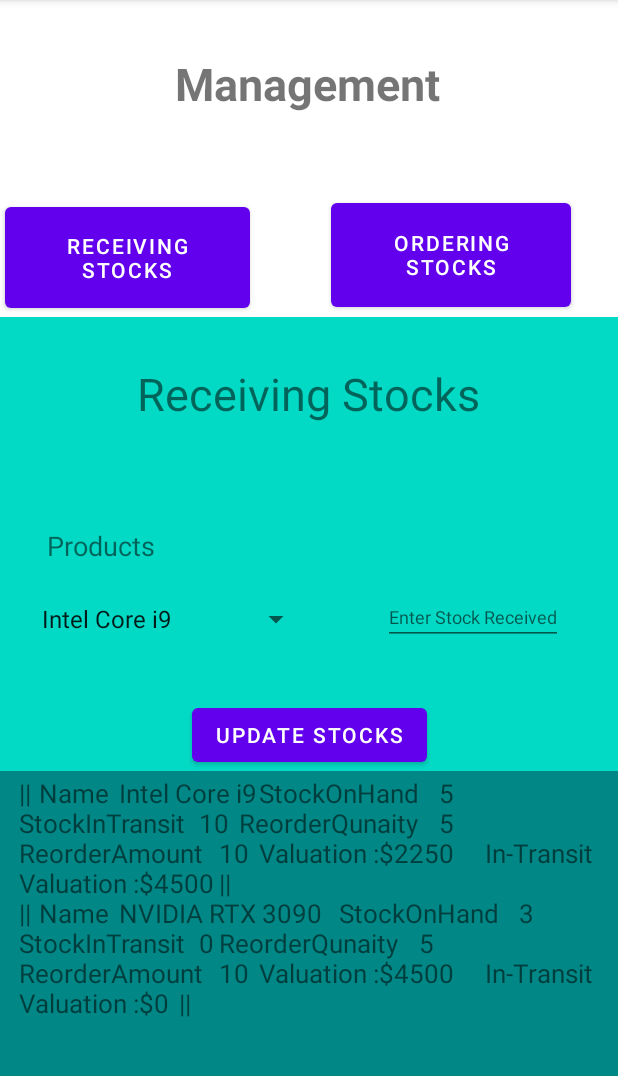
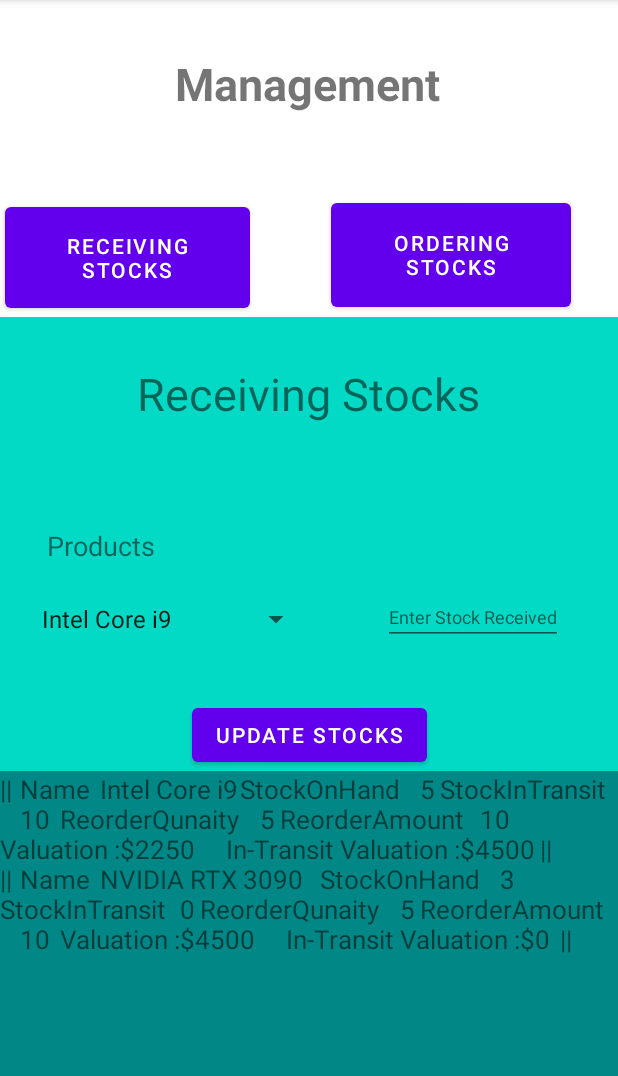
Before and after one commit to MatchHue/3606_A2, an Android app: the screen it shows after launch (MainActivity), after a tap on "RECEIVING STOCKS", on a phone screen of 412 x 824 dp, the part 84-1160 px from its top. Run offline under Robolectric (Android 15) with nearby library versions, the phone set to English and light mode, and no system bars.

Commit message:
Tablet view

```diff
--- a/app/src/main/java/com/hfad/a816018640_and_816015043/OrderingStocksFragment.java
+++ b/app/src/main/java/com/hfad/a816018640_and_816015043/OrderingStocksFragment.java
@@ -39,6 +39,7 @@ public class OrderingStocksFragment extends Fragment {
 
     private long id;
 
+    //Setting the Nested Fragments
     @Override
     public void onCreate(Bundle savedInstaceState){
         super.onCreate(savedInstaceState);
@@ -63,6 +64,7 @@ public class OrderingStocksFragment extends Fragment {
         // Inflate the layout for this fragment
         View view= inflater.inflate(R.layout.fragment_ordering_stocks, container, false);
 
+        //Setting the spinner data as well as the item data.
         Spinner spinner=(Spinner)view.findViewById(R.id.Orderspinner);
         TextView listView=(TextView) view.findViewById(R.id.ListProducts);
         SQLiteOpenHelper helper=new SqlDatabase(getActivity());
@@ -94,6 +96,8 @@ public class OrderingStocksFragment extends Fragment {
             Toast.makeText(getActivity(),"Database Unavailabe", Toast.LENGTH_LONG).show();
         }
 
+
+        //On click listener for makeOrder button
         btn=view.findViewById(R.id.makeOrder);
         btn.setOnClickListener(new View.OnClickListener() {
             @Override
@@ -102,11 +106,13 @@ public class OrderingStocksFragment extends Fragment {
                 EditText editText=(EditText) getActivity().findViewById(R.id.edittext);
                 String text=editText.getText().toString();
 
+                //Error handling for empty text field
                 if(TextUtils.isEmpty(text)){
                     editText.setError("Please enter data");
                     return;
                 }
 
+                //Adding data to database
                 SQLiteOpenHelper newHelper=new SqlDatabase(getActivity());
                 SQLiteDatabase newDb=newHelper.getWritableDatabase();
                 Cursor c=newDb.rawQuery("Select StockOnHand,StockInTransit FROM Product where name=?",
@@ -117,6 +123,16 @@ public class OrderingStocksFragment extends Fragment {
                 ContentValues cv=new ContentValues();
                 cv.put("StockInTransit",newSiT);
                 newDb.update("Product",cv,"Name=?",new String[]{spinnertext});
+
+                OutputViewFragment nest=new OutputViewFragment();
+                FragmentTransaction ft= getChildFragmentManager().beginTransaction();
+                ft.add(R.id.NestedFrag,nest);
+                ft.addToBackStack(null);
+                ft.setTransition(FragmentTransaction.TRANSIT_FRAGMENT_FADE);
+                ft.commit();
+
+                newDb.close();
+                c.close();
             }
         });
 
--- a/app/src/main/java/com/hfad/a816018640_and_816015043/ReceivingStocksFragment.java
+++ b/app/src/main/java/com/hfad/a816018640_and_816015043/ReceivingStocksFragment.java
@@ -5,6 +5,7 @@ import android.database.Cursor;
 import android.database.sqlite.SQLiteDatabase;
 import android.database.sqlite.SQLiteException;
 import android.database.sqlite.SQLiteOpenHelper;
+import android.os.AsyncTask;
 import android.os.Bundle;
 
 import androidx.fragment.app.Fragment;
@@ -108,7 +109,16 @@ public class ReceivingStocksFragment extends Fragment {
                   cv.put("StockOnHand",newSoH);
                   cv.put("StockInTransit",newSiT);
                   uDB.update("Product",cv,"Name=?",new String[]{spinnerText});
-                uDB.close();
+
+
+                OutputViewFragment nest=new OutputViewFragment();
+                FragmentTransaction ft= getChildFragmentManager().beginTransaction();
+                ft.add(R.id.NestedFrag,nest);
+                ft.addToBackStack(null);
+                ft.setTransition(FragmentTransaction.TRANSIT_FRAGMENT_FADE);
+                ft.commit();
+
+                  uDB.close();
                 c.close();
             }
         });
@@ -116,9 +126,6 @@ public class ReceivingStocksFragment extends Fragment {
         return view;
     }
 
-    public void updateDb(View view){
-
-    }
 
     @Override
     public void onDestroy(){
--- /dev/null
+++ b/app/src/main/res/layout-large/activity_main.xml
@@ -0,0 +1,63 @@
+<?xml version="1.0" encoding="utf-8"?>
+<LinearLayout xmlns:android="http://schemas.android.com/apk/res/android"
+    xmlns:app="http://schemas.android.com/apk/res-auto"
+    xmlns:tools="http://schemas.android.com/tools"
+    android:layout_width="match_parent"
+    android:layout_height="match_parent"
+    android:orientation="horizontal"
+    tools:context="com.hfad.a816018640_and_816015043.MainActivity">
+
+
+    <TextView
+        android:id="@+id/Title"
+        android:layout_width="wrap_content"
+        android:layout_height="wrap_content"
+        android:text="@string/Title"
+        android:textSize="30sp"
+        android:textStyle="bold"
+        app:layout_constraintBottom_toBottomOf="parent"
+        app:layout_constraintEnd_toEndOf="parent"
+        app:layout_constraintHorizontal_bias="0.497"
+        app:layout_constraintStart_toStartOf="parent"
+        app:layout_constraintTop_toTopOf="parent"
+        app:layout_constraintVertical_bias="0.049" />
+
+    <Button
+        android:id="@+id/receiveStock"
+        android:layout_width="163dp"
+        android:layout_height="79dp"
+        android:onClick="receiveClick"
+        android:text="@string/receive"
+        app:layout_constraintBottom_toBottomOf="parent"
+        app:layout_constraintEnd_toStartOf="@+id/orderStock"
+        app:layout_constraintHorizontal_bias="0.063"
+        app:layout_constraintStart_toStartOf="parent"
+        app:layout_constraintTop_toTopOf="parent"
+        app:layout_constraintVertical_bias="0.192" />
+
+    <Button
+        android:id="@+id/orderStock"
+        android:layout_width="160dp"
+        android:layout_height="81dp"
+        android:onClick="orderClick"
+        android:text="@string/order"
+        app:layout_constraintBottom_toBottomOf="parent"
+        app:layout_constraintEnd_toEndOf="parent"
+        app:layout_constraintHorizontal_bias="0.876"
+        app:layout_constraintStart_toStartOf="parent"
+        app:layout_constraintTop_toTopOf="parent"
+        app:layout_constraintVertical_bias="0.188" />
+
+    <FrameLayout
+        android:id="@+id/FragmentView"
+        android:layout_width="match_parent"
+        android:layout_height="match_parent"
+        app:layout_constraintBottom_toBottomOf="parent"
+        app:layout_constraintEnd_toEndOf="parent"
+        app:layout_constraintHorizontal_bias="0.0"
+        app:layout_constraintStart_toStartOf="parent"
+        app:layout_constraintTop_toBottomOf="@+id/receiveStock"
+        app:layout_constraintVertical_bias="0.0" />
+
+
+</LinearLayout>
--- a/app/src/main/res/layout/fragment_output_view.xml
+++ b/app/src/main/res/layout/fragment_output_view.xml
@@ -1,4 +1,4 @@
-<androidx.constraintlayout.widget.ConstraintLayout xmlns:android="http://schemas.android.com/apk/res/android"
+<ScrollView xmlns:android="http://schemas.android.com/apk/res/android"
     xmlns:app="http://schemas.android.com/apk/res-auto"
     xmlns:tools="http://schemas.android.com/tools"
     android:layout_width="match_parent"
@@ -10,14 +10,9 @@
 
     <TextView
         android:id="@+id/OutputView"
-        android:layout_width="386dp"
-        android:layout_height="198dp"
+        android:layout_width="match_parent"
+        android:layout_height="match_parent"
         android:textSize="17sp"
-        app:layout_constraintBottom_toBottomOf="parent"
-        app:layout_constraintEnd_toEndOf="parent"
-        app:layout_constraintHorizontal_bias="0.48"
-        app:layout_constraintStart_toStartOf="parent"
-        app:layout_constraintTop_toTopOf="parent"
-        app:layout_constraintVertical_bias="0.052" />
+         />
 
-</androidx.constraintlayout.widget.ConstraintLayout>
+</ScrollView>
--- a/app/src/main/res/values/strings.xml
+++ b/app/src/main/res/values/strings.xml
@@ -6,7 +6,6 @@
     <string name="update">Update Stocks</string>
     <string name="makeOrder">Make Order</string>
     <string name="outpuTitle">Output View</string>
-    <!-- TODO: Remove or change this placeholder text -->
     <string name="hello_blank_fragment">Hello blank fragment</string>
     <string name="title_activity_receiving_stock">ReceivingStockActivity</string>
     <!-- Strings used for fragments for navigation -->
```
